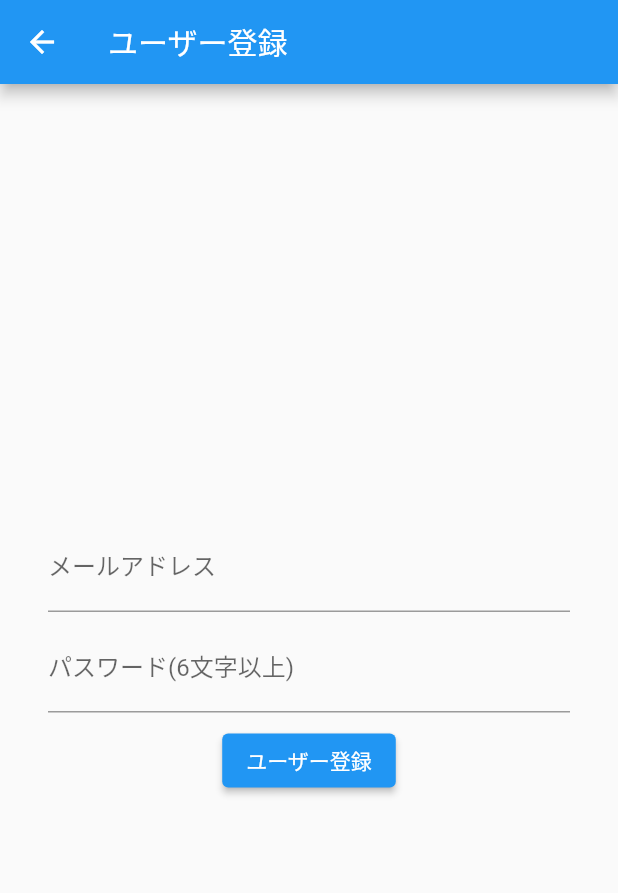
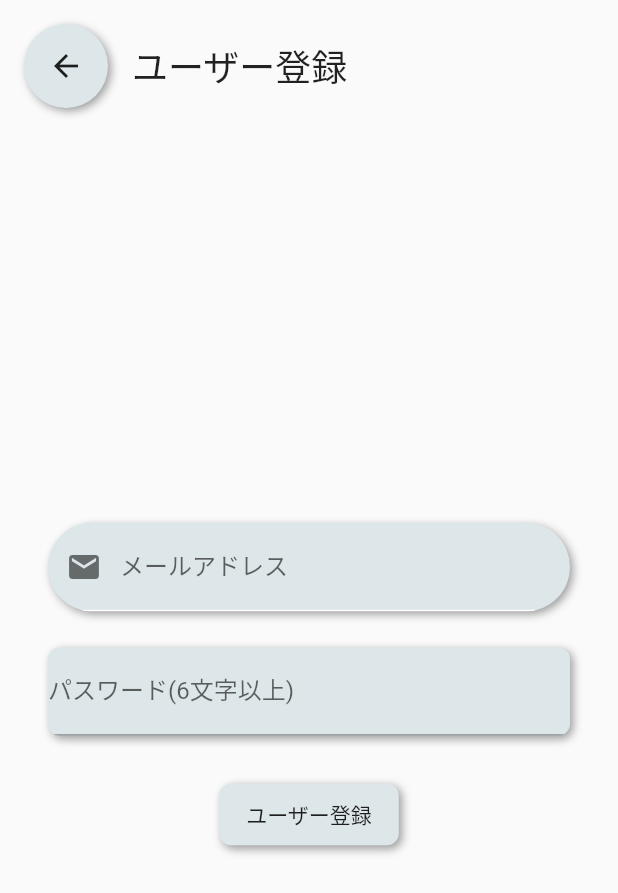
Before and after one commit to takapi327/flutter-firebase-authentication, a Flutter app: the FirebaseAuthSignUp screen opened by its route, on a phone screen of 412 x 824 dp. Shown: the top 893 px of the screen. Run offline on Flutter 3.47's test engine with Material 2 defaults, Android fonts, the phone set to English and light mode, and no system bars; drawn by our look-alikes of flutter_neumorphic; our stand-ins replace firebase_auth, firebase_core; missing offline and left inert: stripe_payment; accounts and stored records are empty.

Commit message:
Fix email textfield

```diff
--- a/lib/auth/signup.dart
+++ b/lib/auth/signup.dart
@@ -1,6 +1,7 @@
 import 'package:flutter/material.dart';
 import 'package:firebase_auth/firebase_auth.dart';
 import 'package:provider/provider.dart';
+import 'package:flutter_neumorphic/flutter_neumorphic.dart';
 
 import 'package:flutter_firebase_authentication/mvc/state/auth_store.dart';
 
@@ -11,7 +12,7 @@ class FirebaseAuthSignUp extends StatelessWidget {
     return Consumer <AuthStore>(
       builder: (context, authStore, _) {
         return Scaffold(
-          appBar: AppBar(
+          appBar: NeumorphicAppBar(
             title: Text('ユーザー登録'),
           ),
           body: Padding(
@@ -20,22 +21,44 @@ class FirebaseAuthSignUp extends StatelessWidget {
               child: Column(
                 mainAxisAlignment: MainAxisAlignment.center,
                 children: [
-                  TextFormField(
-                    decoration: InputDecoration(labelText: "メールアドレス"),
+                  Neumorphic(
+                    style: NeumorphicStyle(
+                      boxShape: NeumorphicBoxShape.stadium(),
+                    ),
+                    child: TextFormField(
+                      decoration: InputDecoration(
+                        contentPadding: EdgeInsets.all(12.0),
+                        labelText: "メールアドレス",
+                        prefixIcon: Icon(
+                          Icons.email,
+                          color: Colors.black54,
+                        ),
+                        enabledBorder: UnderlineInputBorder(
+                          borderSide: BorderSide(color: Colors.white),
+                        ),
+                        focusedBorder: UnderlineInputBorder(
+                          borderSide: BorderSide(color: Colors.white),
+                        ),
+                      ),
+                      keyboardType: TextInputType.emailAddress,
                       onChanged: (String value) {
                         authStore.changeEmail(value);
                       },
                     ),
-                  const SizedBox(height: 8),
-                  TextFormField(
+                  ),
+                  const SizedBox(height: 24),
+                  Neumorphic(
+                    child: TextFormField(
                       decoration: InputDecoration(labelText: "パスワード(6文字以上)"),
                       obscureText: true,
                       onChanged: (String value) {
                         authStore.changePassword(value);
                       },
                     ),
-                  const SizedBox(height: 8),
-                  ElevatedButton(
+                  ),
+                  const SizedBox(height: 32),
+                  NeumorphicButton(
+                    child: Text("ユーザー登録"),
                     onPressed: () async {
                       try {
                         authStore.changeLoading(true);
@@ -49,7 +72,6 @@ class FirebaseAuthSignUp extends StatelessWidget {
                         authStore.changeLoading(false);
                       }
                     },
-                    child: Text("ユーザー登録"),
                   ),
                 ],
               ),
```
Lines whose indentation alone changed are shown as unchanged.
